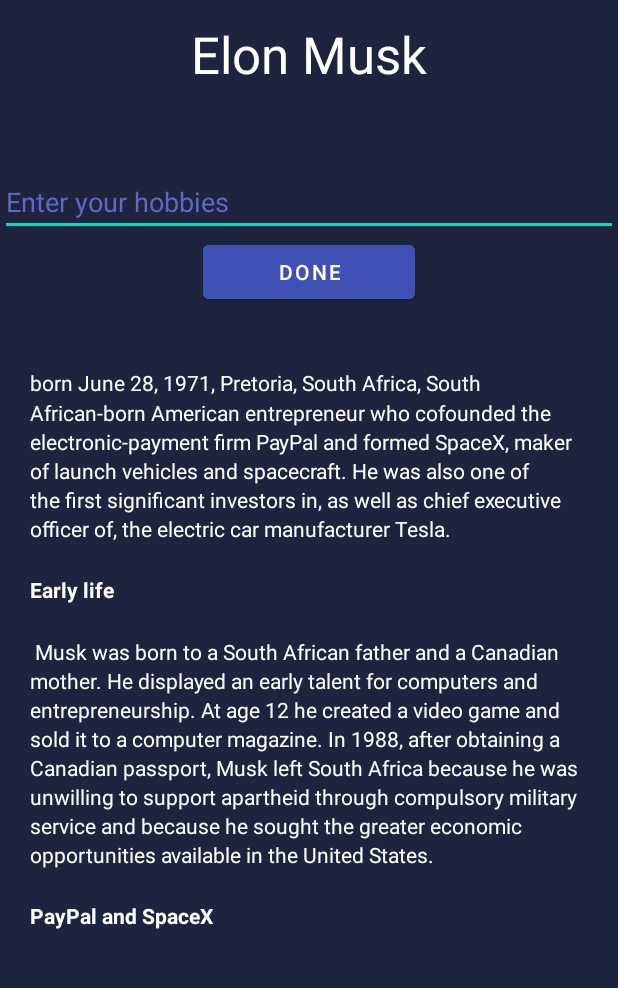
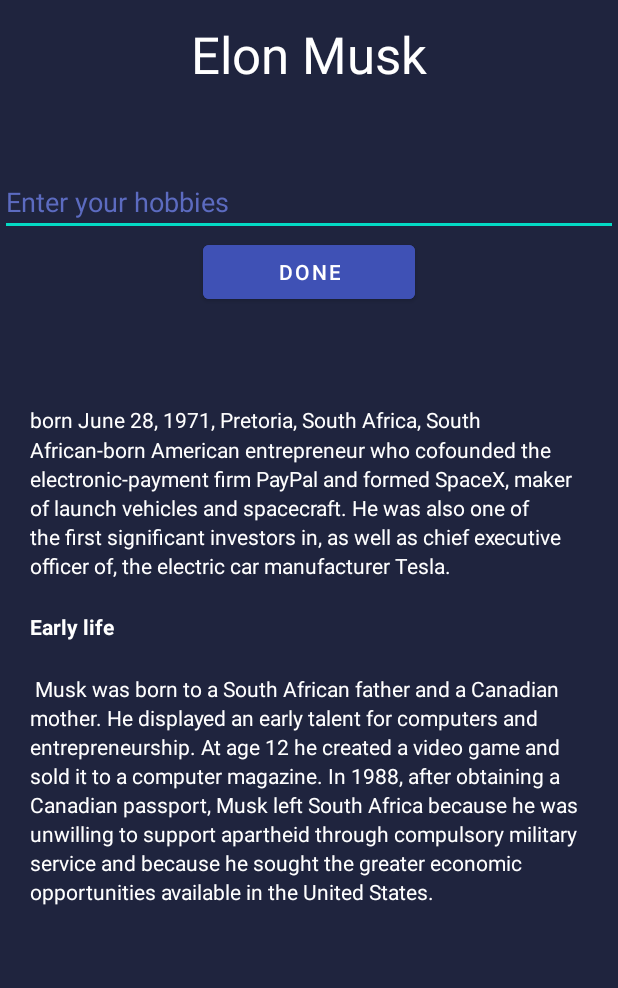
Before and after one commit to Zeino-Madikizela/Bio_Remake, an Android app: the screen it shows after launch (MainActivity), on a phone screen of 412 x 824 dp, the part 246-1234 px from its top. Run offline under Robolectric (Android 15) with nearby library versions, the phone set to English and light mode, and no system bars; our stand-ins replace data binding.

Commit message:
activity_main.xml
Changed text view Id : textView2 -> hobbiesText
Changed the visibility of hobbiesText : gone -> invisible

```diff
--- a/app/src/main/res/layout/activity_main.xml
+++ b/app/src/main/res/layout/activity_main.xml
@@ -54,11 +54,11 @@
             android:text="@string/doneButton" />
 
         <TextView
-            android:id="@+id/textView2"
+            android:id="@+id/hobbiesText"
             style="@style/ElonMuskStyle"
             android:layout_width="match_parent"
             android:layout_height="wrap_content"
-            android:visibility="gone" />
+            android:visibility="invisible" />
 
         <ScrollView
             style="@style/ElonMuskStyle"
```
